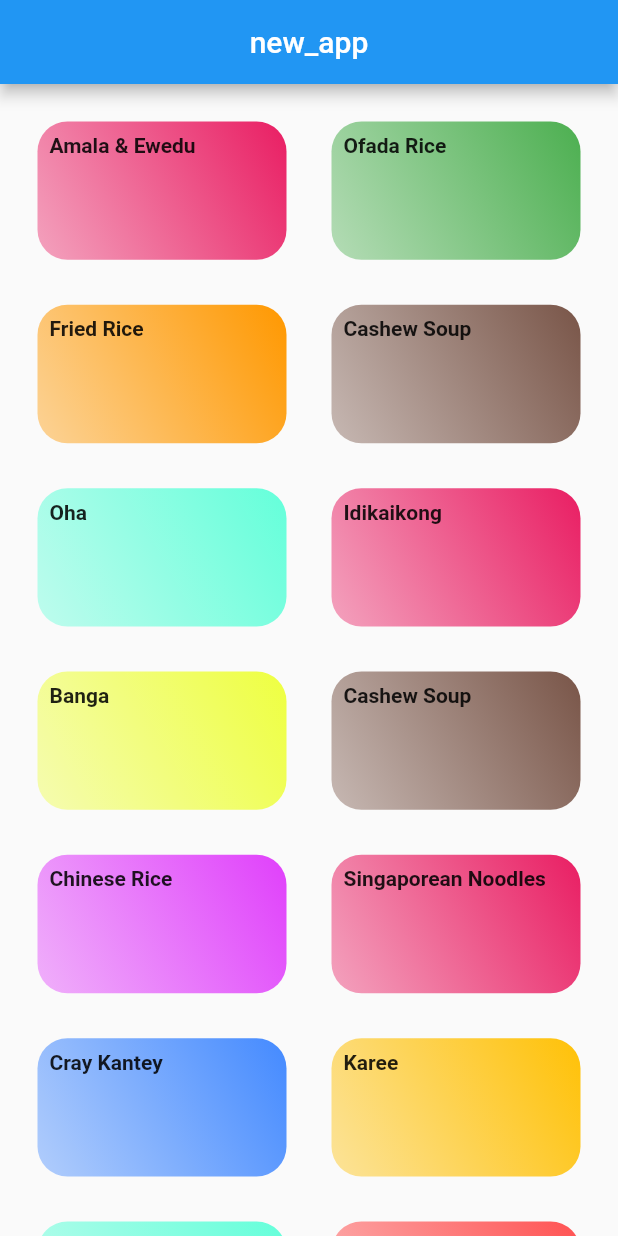
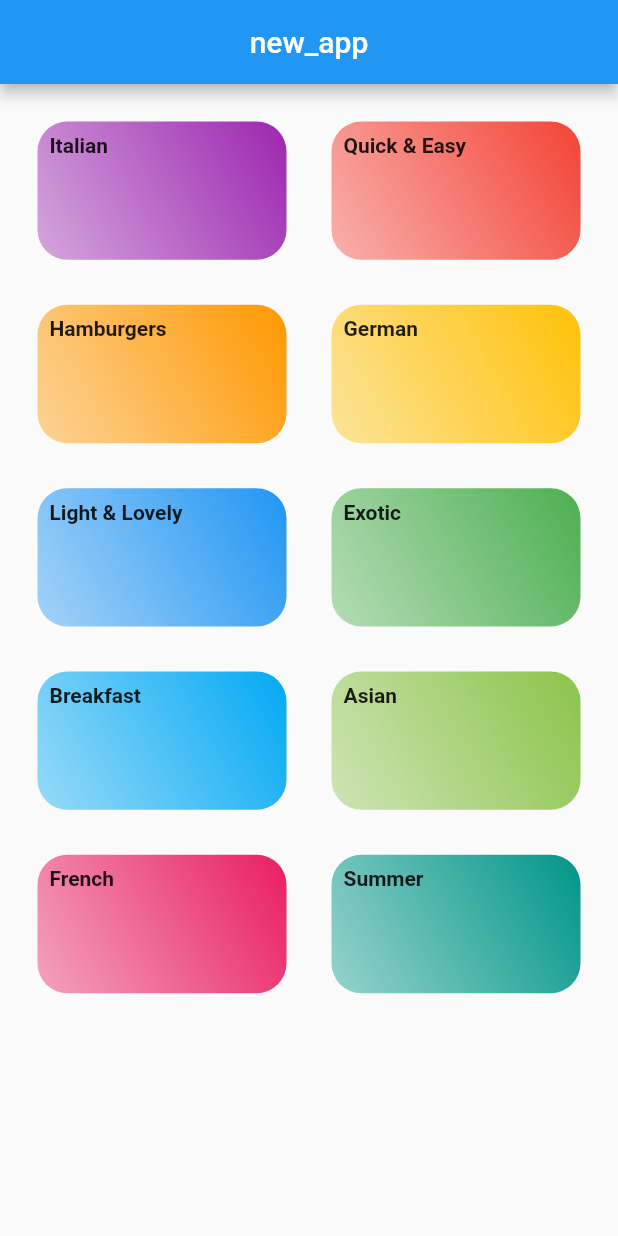
Before and after one commit to talented-vicky/meal_app, a Flutter app: the screen it shows after launch, on a phone screen of 412 x 824 dp. Run offline on Flutter 3.47's test engine with Material 2 defaults, Android fonts, the phone set to English and light mode, and no system bars.

Commit message:
creted a folder for dummy api data and served the meal page with inkwell styles for each meal

```diff
--- a/lib/main.dart
+++ b/lib/main.dart
@@ -12,19 +12,15 @@ class MyApp extends StatelessWidget {
   Widget build(BuildContext context) {
     return MaterialApp(
       debugShowCheckedModeBanner: false,
-      home: Scaffold(
-        appBar: AppBar(
-          centerTitle: true,
-          title: const Text("new_app"),
-        ),
-        body: Categories(),
-      ),
-      routes: {'/category': (ctx) => const Meals()},
+      // home: Categories(),
+      routes: {
+        '/': (ctx) => const Categories(),
+        Meals.routeName: (ctx) => const Meals(),
+      },
     );
   }
 }
 
-// SHAKA ilembe
 // I surrender all to you | i give myself away | Daily as I live | You are the reason I live | Lord I give you my heart => EBEZENA
 
 // downloads
@@ -32,8 +28,13 @@ class MyApp extends StatelessWidget {
 // mp3
 // ZAYN (2), Maroon 5 (2)
 // am I wrong/
+// iceman (frozen for 500 years)
+// black ransom
+// the negotiator, equalizer, street kings, dragged across concrete/
 
 /*
 to dream withoug borders or boundaries, to seek adventure,
 to obsess and create => the world IMPOSSIBLE doesn't have to exist
 */
+
+// check database for african dishes
--- /dev/null
+++ b/lib/models/meal.dart
@@ -0,0 +1,26 @@
+enum Complexity { simple, moderate, hard }
+
+enum Affordability { cheap, affordable, expensive }
+
+class Meal {
+  final String id, title, imageUrl;
+  final List<String> categoriesId, ingredients, steps;
+  final bool isGlutenFree, isLactoseFree, isVegan, isVegetarian;
+  final int duration;
+  final Complexity complexity;
+  final Affordability affordability;
+  Meal(
+      {required this.id,
+      required this.title,
+      required this.imageUrl,
+      required this.categoriesId,
+      required this.ingredients,
+      required this.steps,
+      required this.isGlutenFree,
+      required this.isLactoseFree,
+      required this.isVegan,
+      required this.isVegetarian,
+      required this.duration,
+      required this.complexity,
+      required this.affordability});
+}
--- /dev/null
+++ b/lib/utils/constants/data.dart
@@ -0,0 +1,409 @@
+import 'package:flutter/material.dart';
+
+import '../../models/meal.dart';
+import '../../models/category.dart';
+
+class Data {
+  final List categoryInfo = [
+    Category(
+      id: 'c1',
+      title: 'Italian',
+      color: Colors.purple,
+    ),
+    Category(
+      id: 'c2',
+      title: 'Quick & Easy',
+      color: Colors.red,
+    ),
+    Category(
+      id: 'c3',
+      title: 'Hamburgers',
+      color: Colors.orange,
+    ),
+    Category(
+      id: 'c4',
+      title: 'German',
+      color: Colors.amber,
+    ),
+    Category(
+      id: 'c5',
+      title: 'Light & Lovely',
+      color: Colors.blue,
+    ),
+    Category(
+      id: 'c6',
+      title: 'Exotic',
+      color: Colors.green,
+    ),
+    Category(
+      id: 'c7',
+      title: 'Breakfast',
+      color: Colors.lightBlue,
+    ),
+    Category(
+      id: 'c8',
+      title: 'Asian',
+      color: Colors.lightGreen,
+    ),
+    Category(
+      id: 'c9',
+      title: 'French',
+      color: Colors.pink,
+    ),
+    Category(
+      id: 'c10',
+      title: 'Summer',
+      color: Colors.teal,
+    ),
+  ];
+  final List mealInfo = [
+    Meal(
+      id: 'm1',
+      categoriesId: [
+        'c1',
+        'c2',
+      ],
+      title: 'Spaghetti with Tomato Sauce',
+      affordability: Affordability.affordable,
+      complexity: Complexity.simple,
+      imageUrl:
+          'https://upload.wikimedia.org/wikipedia/commons/thumb/2/20/Spaghetti_Bolognese_mit_Parmesan_oder_Grana_Padano.jpg/800px-Spaghetti_Bolognese_mit_Parmesan_oder_Grana_Padano.jpg',
+      duration: 20,
+      ingredients: [
+        '4 Tomatoes',
+        '1 Tablespoon of Olive Oil',
+        '1 Onion',
+        '250g Spaghetti',
+        'Spices',
+        'Cheese (optional)'
+      ],
+      steps: [
+        'Cut the tomatoes and the onion into small pieces.',
+        'Boil some water - add salt to it once it boils.',
+        'Put the spaghetti into the boiling water - they should be done in about 10 to 12 minutes.',
+        'In the meantime, heaten up some olive oil and add the cut onion.',
+        'After 2 minutes, add the tomato pieces, salt, pepper and your other spices.',
+        'The sauce will be done once the spaghetti are.',
+        'Feel free to add some cheese on top of the finished dish.'
+      ],
+      isGlutenFree: false,
+      isVegan: true,
+      isVegetarian: true,
+      isLactoseFree: true,
+    ),
+    Meal(
+      id: 'm2',
+      categoriesId: [
+        'c2',
+      ],
+      title: 'Toast Hawaii',
+      affordability: Affordability.affordable,
+      complexity: Complexity.simple,
+      imageUrl:
+          'https://cdn.pixabay.com/photo/2018/07/11/21/51/toast-3532016_1280.jpg',
+      duration: 10,
+      ingredients: [
+        '1 Slice White Bread',
+        '1 Slice Ham',
+        '1 Slice Pineapple',
+        '1-2 Slices of Cheese',
+        'Butter'
+      ],
+      steps: [
+        'Butter one side of the white bread',
+        'Layer ham, the pineapple and cheese on the white bread',
+        'Bake the toast for round about 10 minutes in the oven at 200°C'
+      ],
+      isGlutenFree: false,
+      isVegan: false,
+      isVegetarian: false,
+      isLactoseFree: false,
+    ),
+    Meal(
+      id: 'm3',
+      categoriesId: [
+        'c2',
+        'c3',
+      ],
+      title: 'Classic Hamburger',
+      affordability: Affordability.cheap,
+      complexity: Complexity.simple,
+      imageUrl:
+          'https://cdn.pixabay.com/photo/2014/10/23/18/05/burger-500054_1280.jpg',
+      duration: 45,
+      ingredients: [
+        '300g Cattle Hack',
+        '1 Tomato',
+        '1 Cucumber',
+        '1 Onion',
+        'Ketchup',
+        '2 Burger Buns'
+      ],
+      steps: [
+        'Form 2 patties',
+        'Fry the patties for c. 4 minutes on each side',
+        'Quickly fry the buns for c. 1 minute on each side',
+        'Bruch buns with ketchup',
+        'Serve burger with tomato, cucumber and onion'
+      ],
+      isGlutenFree: false,
+      isVegan: false,
+      isVegetarian: false,
+      isLactoseFree: true,
+    ),
+    Meal(
+      id: 'm4',
+      categoriesId: [
+        'c4',
+      ],
+      title: 'Wiener Schnitzel',
+      affordability: Affordability.expensive,
+      complexity: Complexity.hard,
+      imageUrl:
+          'https://cdn.pixabay.com/photo/2018/03/31/19/29/schnitzel-3279045_1280.jpg',
+      duration: 60,
+      ingredients: [
+        '8 Veal Cutlets',
+        '4 Eggs',
+        '200g Bread Crumbs',
+        '100g Flour',
+        '300ml Butter',
+        '100g Vegetable Oil',
+        'Salt',
+        'Lemon Slices'
+      ],
+      steps: [
+        'Tenderize the veal to about 2–4mm, and salt on both sides.',
+        'On a flat plate, stir the eggs briefly with a fork.',
+        'Lightly coat the cutlets in flour then dip into the egg, and finally, coat in breadcrumbs.',
+        'Heat the butter and oil in a large pan (allow the fat to get very hot) and fry the schnitzels until golden brown on both sides.',
+        'Make sure to toss the pan regularly so that the schnitzels are surrounded by oil and the crumbing becomes ‘fluffy’.',
+        'Remove, and drain on kitchen paper. Fry the parsley in the remaining oil and drain.',
+        'Place the schnitzels on awarmed plate and serve garnishedwith parsley and slices of lemon.'
+      ],
+      isGlutenFree: false,
+      isVegan: false,
+      isVegetarian: false,
+      isLactoseFree: false,
+    ),
+    Meal(
+      id: 'm5',
+      categoriesId: [
+        'c2',
+        'c5',
+        'c10',
+      ],
+      title: 'Salad with Smoked Salmon',
+      affordability: Affordability.expensive,
+      complexity: Complexity.simple,
+      imageUrl:
+          'https://cdn.pixabay.com/photo/2016/10/25/13/29/smoked-salmon-salad-1768890_1280.jpg',
+      duration: 15,
+      ingredients: [
+        'Arugula',
+        'Lamb\'s Lettuce',
+        'Parsley',
+        'Fennel',
+        '200g Smoked Salmon',
+        'Mustard',
+        'Balsamic Vinegar',
+        'Olive Oil',
+        'Salt and Pepper'
+      ],
+      steps: [
+        'Wash and cut salad and herbs',
+        'Dice the salmon',
+        'Process mustard, vinegar and olive oil into a dessing',
+        'Prepare the salad',
+        'Add salmon cubes and dressing'
+      ],
+      isGlutenFree: true,
+      isVegan: false,
+      isVegetarian: true,
+      isLactoseFree: true,
+    ),
+    Meal(
+      id: 'm6',
+      categoriesId: [
+        'c6',
+        'c10',
+      ],
+      title: 'Delicious Orange Mousse',
+      affordability: Affordability.affordable,
+      complexity: Complexity.hard,
+      imageUrl:
+          'https://cdn.pixabay.com/photo/2017/05/01/05/18/pastry-2274750_1280.jpg',
+      duration: 240,
+      ingredients: [
+        '4 Sheets of Gelatine',
+        '150ml Orange Juice',
+        '80g Sugar',
+        '300g Yoghurt',
+        '200g Cream',
+        'Orange Peel',
+      ],
+      steps: [
+        'Dissolve gelatine in pot',
+        'Add orange juice and sugar',
+        'Take pot off the stove',
+        'Add 2 tablespoons of yoghurt',
+        'Stir gelatin under remaining yoghurt',
+        'Cool everything down in the refrigerator',
+        'Whip the cream and lift it under die orange mass',
+        'Cool down again for at least 4 hours',
+        'Serve with orange peel',
+      ],
+      isGlutenFree: true,
+      isVegan: false,
+      isVegetarian: true,
+      isLactoseFree: false,
+    ),
+    Meal(
+      id: 'm7',
+      categoriesId: [
+        'c7',
+      ],
+      title: 'Pancakes',
+      affordability: Affordability.affordable,
+      complexity: Complexity.simple,
+      imageUrl:
+          'https://cdn.pixabay.com/photo/2018/07/10/21/23/pancake-3529653_1280.jpg',
+      duration: 20,
+      ingredients: [
+        '1 1/2 Cups all-purpose Flour',
+        '3 1/2 Teaspoons Baking Powder',
+        '1 Teaspoon Salt',
+        '1 Tablespoon White Sugar',
+        '1 1/4 cups Milk',
+        '1 Egg',
+        '3 Tablespoons Butter, melted',
+      ],
+      steps: [
+        'In a large bowl, sift together the flour, baking powder, salt and sugar.',
+        'Make a well in the center and pour in the milk, egg and melted butter; mix until smooth.',
+        'Heat a lightly oiled griddle or frying pan over medium high heat.',
+        'Pour or scoop the batter onto the griddle, using approximately 1/4 cup for each pancake. Brown on both sides and serve hot.'
+      ],
+      isGlutenFree: true,
+      isVegan: false,
+      isVegetarian: true,
+      isLactoseFree: false,
+    ),
+    Meal(
+      id: 'm8',
+      categoriesId: [
+        'c8',
+      ],
+      title: 'Creamy Indian Chicken Curry',
+      affordability: Affordability.cheap,
+      complexity: Complexity.hard,
+      imageUrl:
+          'https://cdn.pixabay.com/photo/2018/06/18/16/05/indian-food-3482749_1280.jpg',
+      duration: 35,
+      ingredients: [
+        '4 Chicken Breasts',
+        '1 Onion',
+        '2 Cloves of Garlic',
+        '1 Piece of Ginger',
+        '4 Tablespoons Almonds',
+        '1 Teaspoon Cayenne Pepper',
+        '500ml Coconut Milk',
+      ],
+      steps: [
+        'Slice and fry the chicken breast',
+        'Process onion, garlic and ginger into paste and sauté everything',
+        'Add spices and stir fry',
+        'Add chicken breast + 250ml of water and cook everything for 10 minutes',
+        'Add coconut milk',
+        'Serve with rice'
+      ],
+      isGlutenFree: true,
+      isVegan: false,
+      isVegetarian: false,
+      isLactoseFree: true,
+    ),
+    Meal(
+      id: 'm9',
+      categoriesId: [
+        'c9',
+      ],
+      title: 'Chocolate Souffle',
+      affordability: Affordability.affordable,
+      complexity: Complexity.hard,
+      imageUrl:
+          'https://cdn.pixabay.com/photo/2014/08/07/21/07/souffle-412785_1280.jpg',
+      duration: 45,
+      ingredients: [
+        '1 Teaspoon melted Butter',
+        '2 Tablespoons white Sugar',
+        '2 Ounces 70% dark Chocolate, broken into pieces',
+        '1 Tablespoon Butter',
+        '1 Tablespoon all-purpose Flour',
+        '4 1/3 tablespoons cold Milk',
+        '1 Pinch Salt',
+        '1 Pinch Cayenne Pepper',
+        '1 Large Egg Yolk',
+        '2 Large Egg Whites',
+        '1 Pinch Cream of Tartar',
+        '1 Tablespoon white Sugar',
+      ],
+      steps: [
+        'Preheat oven to 190°C. Line a rimmed baking sheet with parchment paper.',
+        'Brush bottom and sides of 2 ramekins lightly with 1 teaspoon melted butter; cover bottom and sides right up to the rim.',
+        'Add 1 tablespoon white sugar to ramekins. Rotate ramekins until sugar coats all surfaces.',
+        'Place chocolate pieces in a metal mixing bowl.',
+        'Place bowl over a pan of about 3 cups hot water over low heat.',
+        'Melt 1 tablespoon butter in a skillet over medium heat. Sprinkle in flour. Whisk until flour is incorporated into butter and mixture thickens.',
+        'Whisk in cold milk until mixture becomes smooth and thickens. Transfer mixture to bowl with melted chocolate.',
+        'Add salt and cayenne pepper. Mix together thoroughly. Add egg yolk and mix to combine.',
+        'Leave bowl above the hot (not simmering) water to keep chocolate warm while you whip the egg whites.',
+        'Place 2 egg whites in a mixing bowl; add cream of tartar. Whisk until mixture begins to thicken and a drizzle from the whisk stays on the surface about 1 second before disappearing into the mix.',
+        'Add 1/3 of sugar and whisk in. Whisk in a bit more sugar about 15 seconds.',
+        'whisk in the rest of the sugar. Continue whisking until mixture is about as thick as shaving cream and holds soft peaks, 3 to 5 minutes.',
+        'Transfer a little less than half of egg whites to chocolate.',
+        'Mix until egg whites are thoroughly incorporated into the chocolate.',
+        'Add the rest of the egg whites; gently fold into the chocolate with a spatula, lifting from the bottom and folding over.',
+        'Stop mixing after the egg white disappears. Divide mixture between 2 prepared ramekins. Place ramekins on prepared baking sheet.',
+        'Bake in preheated oven until scuffles are puffed and have risen above the top of the rims, 12 to 15 minutes.',
+      ],
+      isGlutenFree: true,
+      isVegan: false,
+      isVegetarian: true,
+      isLactoseFree: false,
+    ),
+    Meal(
+      id: 'm10',
+      categoriesId: [
+        'c2',
+        'c5',
+        'c10',
+      ],
+      title: 'Asparagus Salad with Cherry Tomatoes',
+      affordability: Affordability.expensive,
+      complexity: Complexity.simple,
+      imageUrl:
+          'https://cdn.pixabay.com/photo/2018/04/09/18/26/asparagus-3304997_1280.jpg',
+      duration: 30,
+      ingredients: [
+        'White and Green Asparagus',
+        '30g Pine Nuts',
+        '300g Cherry Tomatoes',
+        'Salad',
+        'Salt, Pepper and Olive Oil'
+      ],
+      steps: [
+        'Wash, peel and cut the asparagus',
+        'Cook in salted water',
+        'Salt and pepper the asparagus',
+        'Roast the pine nuts',
+        'Halve the tomatoes',
+        'Mix with asparagus, salad and dressing',
+        'Serve with Baguette'
+      ],
+      isGlutenFree: true,
+      isVegan: true,
+      isVegetarian: true,
+      isLactoseFree: true,
+    ),
+  ];
+}
--- /dev/null
+++ b/lib/utils/widgets/meal_item.dart
@@ -0,0 +1,72 @@
+import 'package:flutter/material.dart';
+
+class MealItem extends StatelessWidget {
+  final String imageUrl, title, time, comp, afford;
+  const MealItem(
+      {super.key,
+      required this.imageUrl,
+      required this.title,
+      required this.time,
+      required this.comp,
+      required this.afford});
+
+  void funcUse() {}
+
+  void addFav() {}
+
+  @override
+  Widget build(BuildContext context) {
+    return InkWell(
+        borderRadius: BorderRadius.circular(8),
+        onTap: () => funcUse,
+        child: Column(children: [
+          Stack(children: [
+            // cliprrect borderRad only
+            // topleft and topright
+            // Image.network(
+            //   imageUrl,
+            //   height: 200,
+            //   // width: double.infinity,
+            //   fit: BoxFit.cover,
+            // ),
+            Container(
+              height: 200,
+              width: double.infinity,
+              child: const Text("S"),
+            ),
+            Positioned(
+                top: 10,
+                right: 20,
+                child: IconButton(
+                    focusColor: Colors.red.withOpacity(.2),
+                    onPressed: () => addFav,
+                    icon: const Icon(
+                      Icons.star_border_rounded,
+                      color: Color.fromARGB(255, 235, 43, 29),
+                    ))),
+            Positioned(
+                top: 100,
+                child: Container(
+                    decoration: const BoxDecoration(color: Colors.grey),
+                    child: Text(title,
+                        style: const TextStyle(
+                            fontSize: 19, fontStyle: FontStyle.italic),
+                        softWrap: true))),
+          ]),
+          Row(mainAxisAlignment: MainAxisAlignment.spaceEvenly, children: [
+            Row(children: [
+              const Icon(Icons.watch_later_outlined, color: Colors.blueAccent),
+              Text(time)
+            ]),
+            Row(children: [
+              const Icon(Icons.shopping_bag_rounded, color: Colors.blueAccent),
+              Text(comp)
+            ]),
+            Row(children: [
+              const Icon(Icons.attach_money_sharp, color: Colors.blueAccent),
+              Text(afford)
+            ])
+          ])
+        ]));
+  }
+}
--- a/lib/views/categories.dart
+++ b/lib/views/categories.dart
@@ -1,40 +1,23 @@
 import 'package:flutter/material.dart';
 
-import '../models/category.dart';
-import '../views/meals.dart';
+import './meals.dart';
+import '../utils/constants/data.dart';
 
 class Categories extends StatelessWidget {
-  Categories({super.key});
+  const Categories({super.key});
 
-  final List temp = [
-    Category(id: "dui678d", title: "Amala & Ewedu", color: Colors.pink),
-    Category(id: "9ijtg", title: "Ofada Rice", color: Colors.green),
-    Category(id: "7yghYUY", title: "Fried Rice", color: Colors.orange),
-    Category(id: "a12dxQ", title: "Cashew Soup"),
-    Category(id: "67h", title: "Oha", color: Colors.tealAccent),
-    Category(id: "0i8sdf", title: "Idikaikong", color: Colors.pink),
-    Category(id: "al09s", title: "Banga", color: Colors.limeAccent),
-    Category(id: "P76yhn", title: "Cashew Soup"),
-    Category(id: "9k7erg", title: "Chinese Rice", color: Colors.purpleAccent),
-    Category(id: "qaer98LP", title: "Singaporean Noodles", color: Colors.pink),
-    Category(id: "kjgt57789", title: "Cray Kantey", color: Colors.blueAccent),
-    Category(id: "87tgokjn", title: "Karee", color: Colors.amber),
-    Category(id: "5679ij", title: "Gohan", color: Colors.tealAccent),
-    Category(id: "o2ws0k", title: "Chikatetsu", color: Colors.redAccent),
-    Category(id: "023edf", title: "Kuukou", color: Colors.deepPurple),
-  ];
-
-  void mealFunc(BuildContext ctxt, title, cont) {
-    // Navigator.of(ctxt).push(
-    //     MaterialPageRoute(builder: (_) => Meals(title: id, content: cont)));
-    Navigator.of(ctxt).pushNamed(
-      '/category',
+  void mealFunc(BuildContext ctxt, title, cont) => Navigator.of(ctxt).pushNamed(
+        Meals.routeName,
         arguments: {'title': title, 'id': cont},
       );
-  }
 
   @override
-  Widget build(BuildContext context) => GridView(
+  Widget build(BuildContext context) => Scaffold(
+        appBar: AppBar(
+          centerTitle: true,
+          title: const Text("new_app"),
+        ),
+        body: GridView(
             padding: const EdgeInsets.all(25),
             scrollDirection: Axis.vertical,
             gridDelegate: const SliverGridDelegateWithMaxCrossAxisExtent(
@@ -42,7 +25,8 @@ class Categories extends StatelessWidget {
                 crossAxisSpacing: 30,
                 mainAxisSpacing: 30,
                 childAspectRatio: 1.8),
-      children: temp
+            children: Data()
+                .categoryInfo
                 .map((e) => InkWell(
                       onTap: () => mealFunc(context, e.title, e.id),
                       child: Container(
@@ -55,8 +39,9 @@ class Categories extends StatelessWidget {
                           child: Padding(
                               padding: const EdgeInsets.all(8.0),
                               child: Text(e.title,
-                            style:
-                                const TextStyle(fontWeight: FontWeight.bold)))),
+                                  style: const TextStyle(
+                                      fontWeight: FontWeight.bold)))),
                     ))
-          .toList());
+                .toList()),
+      );
 }
--- a/lib/views/meals.dart
+++ b/lib/views/meals.dart
@@ -1,6 +1,10 @@
 import 'package:flutter/material.dart';
 
+import '../utils/constants/data.dart';
+import '../utils/widgets/meal_item.dart';
+
 class Meals extends StatelessWidget {
+  static const routeName = '/category';
   const Meals({super.key});
 
   @override
@@ -8,12 +12,21 @@ class Meals extends StatelessWidget {
     final args =
         ModalRoute.of(context)!.settings.arguments as Map<String, dynamic>;
     final title = args['title'];
-    final content = args['id'];
+    final itemId = args['id'];
+    final filteredCat = Data()
+        .mealInfo
+        .where((catData) => catData.categoriesId.contains(itemId))
+        .toList();
     return Scaffold(
       appBar: AppBar(title: Text(title)),
-      body: Center(
-        child: Text(content),
-      ),
+      body: ListView.builder(
+          itemCount: filteredCat.length,
+          itemBuilder: (BuildContext context, int ind) => MealItem(
+              imageUrl: filteredCat[ind].imageUrl,
+              title: filteredCat[ind].title,
+              time: filteredCat[ind].duration.toString(),
+              comp: filteredCat[ind].complexity.toString(),
+              afford: filteredCat[ind].affordability.toString())),
     );
   }
 }
```
Lines whose indentation alone changed are shown as unchanged.
